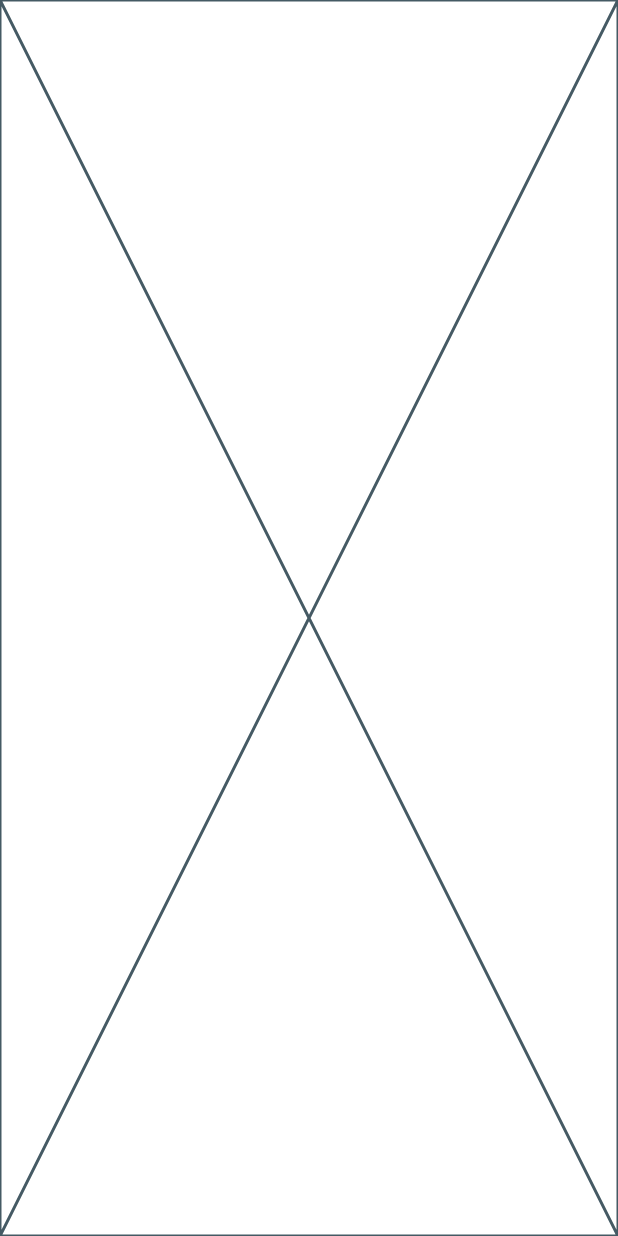
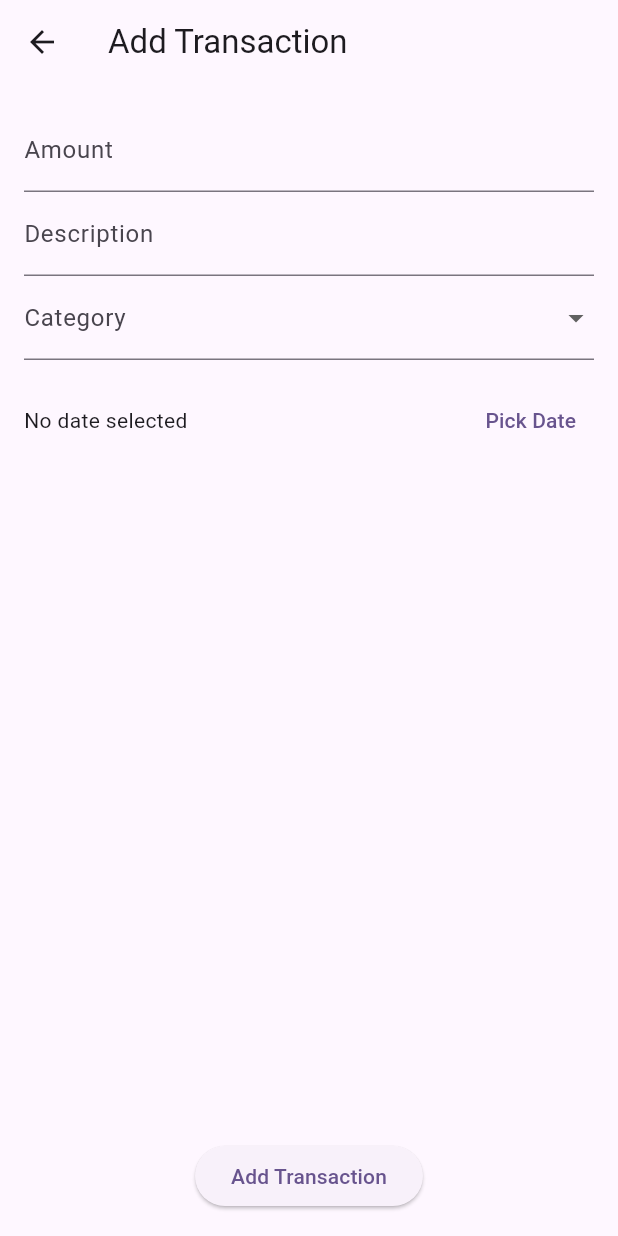
Before and after one commit to Spartakm67/flutter_home_work10, a Flutter app: the screen it shows after launch, after a tap on "Add Transaction", on a phone screen of 412 x 824 dp. Run offline on Flutter 3.47's test engine with Material 3 defaults, Android fonts, the phone set to English and light mode, and no system bars; our stand-ins replace flutter_mobx, hive, hive_flutter, mobx; accounts and stored records are empty; generated files the repository leaves out were written again.

```diff
--- a/lib/main.dart
+++ b/lib/main.dart
@@ -1,4 +1,5 @@
 import 'package:flutter/material.dart';
+import 'package:flutter_home_work10/stores/transaction_store.dart';
 import 'package:hive/hive.dart';
 import 'package:hive_flutter/hive_flutter.dart';
 import 'package:path_provider/path_provider.dart';
@@ -19,7 +20,7 @@ void main() async {
   Hive.registerAdapter(UserSettingsAdapter());
   Hive.registerAdapter(AnalyticsAdapter());
 
-  await Hive.openBox<Transaction>(HiveBoxNames.transactionBox);
+  // await Hive.openBox<Transaction>(HiveBoxNames.transactionBox);
   await Hive.openBox<UserSettings>(HiveBoxNames.userSettingsBox);
   await Hive.openBox<Analytics>(HiveBoxNames.analyticsBox);
   await Hive.openBox<String>(HiveBoxNames.currenciesBox);
@@ -33,8 +34,9 @@ void main() async {
 
 class MyApp extends StatelessWidget {
   final UserSettingsStore userSettingsStore;
+  final transactionStore = TransactionStore();
 
-  const MyApp({super.key, required this.userSettingsStore});
+  MyApp({super.key, required this.userSettingsStore});
 
   @override
   Widget build(BuildContext context) {
@@ -47,31 +49,11 @@ class MyApp extends StatelessWidget {
       ),
       initialRoute: '/',
       routes: <String, WidgetBuilder>{
-        '/': (context) => const HomeScreen(),
+        '/': (context) => HomeScreen(transactionStore: transactionStore),
         '/settings': (context) => UserSettingsScreen(settingsStore: userSettingsStore),
-        '/transactions': (context) => const UserTransactionsScreen(),
+        '/transactions': (context) => UserTransactionsScreen(),
         '/analytics': (context) => const UserAnalyticsScreen(),
       },
     );
   }
 }
-
-
-// class TransactionStore = _TransactionStore with _$TransactionStore;
-//
-// abstract class _TransactionStore with Store {
-//   @observable
-//   ObservableList<Transaction> transactions = ObservableList<Transaction>();
-//
-//   @action
-//   Future<void> addTransaction(Transaction transaction) async {
-//     await transactionBox.add(transaction);
-//     transactions.add(transaction);
-//   }
-// }
-
-// // Збереження транзакції
-// await transactionBox.put('transactionKey', Transaction(...));
-//
-// // Отримання налаштувань користувача
-// UserSettings? settings = userSettingsBox.get('settingsKey');
--- a/lib/screens/home_screen.dart
+++ b/lib/screens/home_screen.dart
@@ -2,9 +2,12 @@ import 'package:flutter/material.dart';
 import 'package:flutter_home_work10/styles/text_styles.dart';
 import 'package:flutter_home_work10/widgets/transaction_form_add.dart';
 import 'package:flutter_home_work10/widgets/custom_button.dart';
+import 'package:flutter_home_work10/stores/transaction_store.dart';
 
 class HomeScreen extends StatelessWidget {
-  const HomeScreen({super.key});
+  final TransactionStore transactionStore;
+
+  const HomeScreen({super.key, required this.transactionStore});
 
   @override
   Widget build(BuildContext context) {
@@ -29,7 +32,11 @@ class HomeScreen extends StatelessWidget {
               onPressed: () {
                 Navigator.push(
                   context,
-                  MaterialPageRoute(builder: (_) => const TransactionFormAdd()),
+                  MaterialPageRoute(
+                    builder: (_) => TransactionFormAdd(
+                      transactionStore: transactionStore,
+                    ),
+                  ),
                 );
               },
               text: 'Add Transaction',
--- a/lib/stores/transaction_store.dart
+++ b/lib/stores/transaction_store.dart
@@ -1,24 +1,93 @@
 import 'package:mobx/mobx.dart';
+import 'package:hive/hive.dart';
+import 'package:flutter_home_work10/data/database/hive_box_names.dart';
+import 'package:flutter_home_work10/data/models/transaction.dart';
 
 part 'transaction_store.g.dart';
 
-class TransactionStore = BaseTransactionStore with _$TransactionStore;
+class TransactionStore = TransactionStoreBase with _$TransactionStore;
 
-abstract class BaseTransactionStore with Store {
-  @observable
-  double amount = 0;
+abstract class TransactionStoreBase with Store {
+  late Box<Transaction> transactionBox;
 
   @observable
-  String description = '';
+  ObservableList<Transaction> transactions = ObservableList<Transaction>();
 
   @observable
-  String category = '';
+  ObservableList<String> categories = ObservableList<String>.of([
+    'Food',
+    'Transport',
+    'Entertainment',
+    'Clothing',
+    'Financial',
+    'Car',
+  ]);
 
   @observable
-  late DateTime date;
+  String? selectedCategory;
+
+  @observable
+  String? description;
+
+  @observable
+  double? amount;
+
+  @observable
+  DateTime? selectedDate;
 
   @action
-  void increment() {
+  void updateCategory(String? category) {
+    selectedCategory = category;
+  }
 
+  @action
+  void updateDescription(String? desc) {
+    description = desc;
+  }
+
+  @action
+  void updateAmount(String? amt) {
+    if (amt == null || amt.isEmpty) {
+      amount = null;
+    } else {
+      amount = double.tryParse(amt);
+    }
+  }
+
+  @action
+  void updateDate(DateTime? date) {
+    selectedDate = date;
+  }
+
+  TransactionStoreBase() {
+    _init();
+  }
+
+  Future<void> _init() async {
+    transactionBox =
+        await Hive.openBox<Transaction>(HiveBoxNames.transactionBox);
+    transactions.addAll(transactionBox.values);
+  }
+
+  @action
+  Future<void> addTransaction(Transaction transaction) async {
+    await transactionBox.add(transaction);
+    transactions.add(transaction);
+  }
+
+  @action
+  Future<void> deleteTransaction(int index) async {
+    await transactionBox.deleteAt(index);
+    transactions.removeAt(index);
+  }
+
+  @action
+  void addCategory(String category) {
+    categories.add(category);
+  }
+
+  @action
+  void removeCategory(String category) {
+    categories.remove(category);
   }
 }
--- a/lib/widgets/transaction_form_add.dart
+++ b/lib/widgets/transaction_form_add.dart
@@ -1,176 +1,135 @@
 import 'package:flutter/material.dart';
+import 'package:flutter_mobx/flutter_mobx.dart';
+import 'package:flutter_home_work10/data/models/transaction.dart';
+import 'package:flutter_home_work10/stores/transaction_store.dart';
 
 class TransactionFormAdd extends StatelessWidget {
-  const TransactionFormAdd({super.key});
+  final TransactionStore transactionStore;
+
+  const TransactionFormAdd({super.key, required this.transactionStore});
+
+  void _pickDate(BuildContext context) async {
+    final pickedDate = await showDatePicker(
+      context: context,
+      initialDate: DateTime.now(),
+      firstDate: DateTime(2000),
+      lastDate: DateTime.now(),
+    );
+    if (pickedDate != null) {
+      transactionStore.updateDate(pickedDate);
+    }
+  }
 
   @override
   Widget build(BuildContext context) {
-    return const Placeholder();
+    return Scaffold(
+      appBar: AppBar(title: const Text('Add Transaction')),
+      body: Padding(
+        padding: const EdgeInsets.all(16.0),
+        child: Form(
+          child: Column(
+            children: [
+              Observer(
+                builder: (_) {
+                  return TextFormField(
+                    decoration: const InputDecoration(labelText: 'Amount'),
+                    keyboardType: TextInputType.number,
+                    onChanged: transactionStore.updateAmount,
+                    validator: (value) {
+                      if (value == null || value.isEmpty) {
+                        return 'Please enter an amount';
+                      }
+                      if (transactionStore.amount == null || transactionStore.amount! <= 0) {
+                        return 'Enter a valid amount greater than zero';
+                      }
+                      return null;
+                    },
+                  );
+                },
+              ),
+              Observer(
+                builder: (_) {
+                  return TextFormField(
+                    decoration: const InputDecoration(labelText: 'Description'),
+                    onChanged: transactionStore.updateDescription,
+                    validator: (value) {
+                      if (value == null || value.isEmpty) {
+                        return 'Please enter a description';
+                      }
+                      return null;
+                    },
+                  );
+                },
+              ),
+              Observer(
+                builder: (_) {
+                  return DropdownButtonFormField<String>(
+                    value: transactionStore.selectedCategory,
+                    items: transactionStore.categories
+                        .map((category) => DropdownMenuItem(
+                      value: category,
+                      child: Text(category),
+                    ),)
+                        .toList(),
+                    onChanged: transactionStore.updateCategory,
+                    decoration: const InputDecoration(labelText: 'Category'),
+                    validator: (value) {
+                      if (value == null || value.isEmpty) {
+                        return 'Please select a category';
+                      }
+                      return null;
+                    },
+                  );
+                },
+              ),
+              const SizedBox(height: 16),
+              Row(
+                children: [
+                  Expanded(
+                    child: Observer(
+                      builder: (_) {
+                        return Text(
+                          transactionStore.selectedDate == null
+                              ? 'No date selected'
+                              : 'Selected date: ${transactionStore.selectedDate!.toLocal().toString().split(' ')[0]}',
+                        );
+                      },
+                    ),
+                  ),
+                  TextButton(
+                    onPressed: () => _pickDate(context),
+                    child: const Text('Pick Date'),
+                  ),
+                ],
+              ),
+              const Spacer(),
+              ElevatedButton(
+                onPressed: () {
+                  if (transactionStore.amount != null &&
+                      transactionStore.description != null &&
+                      transactionStore.selectedCategory != null &&
+                      transactionStore.selectedDate != null) {
+                    final newTransaction = Transaction(
+                      amount: transactionStore.amount!,
+                      description: transactionStore.description!,
+                      category: transactionStore.selectedCategory!,
+                      date: transactionStore.selectedDate!,
+                    );
+
+                    transactionStore.addTransaction(newTransaction);
+                    Navigator.of(context).pop();
+                  } else {
+                    ScaffoldMessenger.of(context).showSnackBar(
+                      const SnackBar(content: Text('Please fill in all fields')),
+                    );
+                  }
+                },
+                child: const Text('Add Transaction'),
+              ),
+            ],
+          ),
+        ),
+      ),
+    );
   }
 }
-
-
-// class TransactionFormAdd extends StatefulWidget {
-//   const RecipeForm({super.key});
-//
-//   @override
-//   TransactionFormAddState createState() => TransactionFormAddState();
-// }
-//
-// class RecipeFormState extends State<RecipeForm> {
-//   final _formKey = GlobalKey<FormState>();
-//
-//   final TextEditingController _titleController = TextEditingController();
-//   final TextEditingController _descriptionController = TextEditingController();
-//   final TextEditingController _ingredientController = TextEditingController();
-//   final TextEditingController _instructionController = TextEditingController();
-//   String? _selectedCategory;
-//   String? _selectedImage;
-//   // final categories = CategoryRepository.getAllCategories();
-//   // final images = ImageRepository.getAllImages();
-//
-//   @override
-//   void dispose() {
-//     _titleController.dispose();
-//     _descriptionController.dispose();
-//     _ingredientController.dispose();
-//     _instructionController.dispose();
-//     super.dispose();
-//   }
-//
-//   @override
-//   Widget build(BuildContext context) {
-//     return Scaffold(
-//       appBar: AppBar(title: const Text('Створити рецепт')),
-//       body: SingleChildScrollView(
-//         child: Padding(
-//           padding: const EdgeInsets.all(16.0),
-//           child: Form(
-//             key: _formKey,
-//             child: Column(
-//               crossAxisAlignment: CrossAxisAlignment.start,
-//               children: [
-//                 const SizedBox(height: 16.0),
-//                 DropdownButtonFormField<String>(
-//                   value: _selectedImage,
-//                   items: images.map((image) {
-//                     return DropdownMenuItem(
-//                       value: image,
-//                       child: Row(
-//                         children: [
-//                           Image.asset(
-//                             image,
-//                             width: 30,
-//                             fit: BoxFit.cover,
-//                           ),
-//                           const SizedBox(width: 10),
-//                           Text(image),
-//                         ],
-//                       ),
-//                     );
-//                   }).toList(),
-//                   onChanged: (value) => setState(() {
-//                     _selectedImage = value;
-//                   }),
-//                   decoration: const InputDecoration(labelText: 'Зображення'),
-//                   validator: (value) =>
-//                   value == null ? 'Оберіть зображення' : null,
-//                 ),
-//                 const SizedBox(height: 16.0),
-//                 // DropdownButtonFormField<String>(
-//                 //   value: _selectedCategory,
-//                 //   items: categories.map((category) {
-//                 //     return DropdownMenuItem(
-//                 //       value: category,
-//                 //       child: Text(category),
-//                 //     );
-//                 //   }).toList(),
-//                 //   onChanged: (value) => setState(() {
-//                 //     _selectedCategory = value;
-//                 //   }),
-//                 //   decoration: const InputDecoration(labelText: 'Категорія'),
-//                 //   validator: (value) =>
-//                 //   value == null ? 'Оберіть категорію' : null,
-//                 // ),
-//                 TextFormField(
-//                   controller: _titleController,
-//                   decoration: const InputDecoration(labelText: 'Назва'),
-//                   validator: (value) => value == null || value.isEmpty
-//                       ? 'Введіть назву рецепту'
-//                       : null,
-//                 ),
-//                 const SizedBox(height: 16.0),
-//                 TextFormField(
-//                   controller: _descriptionController,
-//                   decoration: const InputDecoration(labelText: 'Опис'),
-//                   validator: (value) => value == null || value.isEmpty
-//                       ? 'Введіть опис рецепту'
-//                       : null,
-//                 ),
-//                 const SizedBox(height: 16.0),
-//                 TextFormField(
-//                   controller: _ingredientController,
-//                   decoration: const InputDecoration(labelText: 'Інгредієнти'),
-//                   validator: (value) => value == null || value.isEmpty
-//                       ? 'Введіть склад продукту'
-//                       : null,
-//                 ),
-//                 const SizedBox(height: 16.0),
-//                 TextFormField(
-//                   controller: _instructionController,
-//                   decoration: const InputDecoration(labelText: 'Інструкції'),
-//                   validator: (value) => value == null || value.isEmpty
-//                       ? 'Введіть алгоритм приготування'
-//                       : null,
-//                 ),
-//                 const SizedBox(height: 16.0),
-//                 ElevatedButton(
-//                   onPressed: _saveRecipe,
-//                   child: const Text('Зберегти'),
-//                 ),
-//               ],
-//             ),
-//           ),
-//         ),
-//       ),
-//     );
-//   }
-//
-//   void _saveRecipe() {
-//     if (_formKey.currentState!.validate()) {
-//       final recipeTitle = _titleController.text;
-//       final recipeDescription = _descriptionController.text;
-//       final recipeIngredients = _ingredientController.text.split(',');
-//       final recipeInstructions = _instructionController.text.split(',');
-//
-//       // final newRecipe = Recipe(
-//       //   title: recipeTitle,
-//       //   description: recipeDescription,
-//       //   ingredients: recipeIngredients,
-//       //   instructions: recipeInstructions,
-//       //   category: _selectedCategory ?? 'Без категорії',
-//       //   image: _selectedImage != null ? AssetImage(_selectedImage!) : null,
-//       // );
-//
-//       // Provider.of<RecipeModel>(context, listen: false).addRecipe(newRecipe);
-//
-//       ScaffoldMessenger.of(context).showSnackBar(
-//         SnackBar(content: Text('Рецепт "$recipeTitle" збережено!')),
-//       );
-//
-//       _clearForm();
-//       Navigator.pop(context);
-//     }
-//   }
-//
-//   void _clearForm() {
-//     _titleController.clear();
-//     _descriptionController.clear();
-//     _ingredientController.clear();
-//     _instructionController.clear();
-//     setState(() {
-//       _selectedImage = null;
-//       _selectedCategory = null;
-//     });
-//   }
-// }
```
Also changed, not shown: lib/screens/user_transactions_screen.dart (+58 -67 lines), lib/stores/transaction_store.g.dart.
